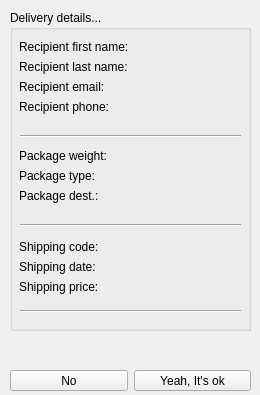
The window that confirmationwindow.ui (mariusmg2/X-Courier) describes before a commit, drawn with Qt 5.
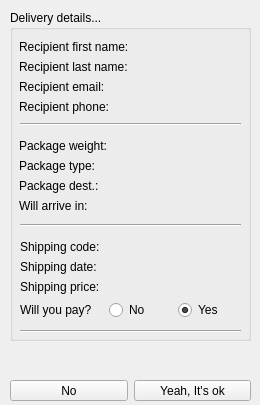
The same window after the commit.

Commit message: new paying system, now clients can chose not to pay for shipping, the recipient will pay

Diff of the .ui file:
```diff
--- a/confirmationwindow.ui
+++ b/confirmationwindow.ui
@@ -7,19 +7,19 @@
     <x>0</x>
     <y>0</y>
     <width>260</width>
-    <height>395</height>
+    <height>405</height>
    </rect>
   </property>
   <property name="minimumSize">
    <size>
     <width>260</width>
-    <height>395</height>
+    <height>405</height>
    </size>
   </property>
   <property name="maximumSize">
    <size>
     <width>260</width>
-    <height>395</height>
+    <height>405</height>
    </size>
   </property>
   <property name="windowTitle">
@@ -32,7 +32,7 @@
       <x>10</x>
       <y>10</y>
       <width>241</width>
-      <height>321</height>
+      <height>331</height>
      </rect>
     </property>
     <layout class="QVBoxLayout" name="verticalLayout">
@@ -47,7 +47,7 @@
           <x>9</x>
           <y>30</y>
           <width>221</width>
-          <height>81</height>
+          <height>76</height>
          </rect>
         </property>
         <layout class="QFormLayout" name="formLayout">
@@ -113,9 +113,9 @@
         <property name="geometry">
          <rect>
           <x>9</x>
-          <y>139</y>
+          <y>129</y>
           <width>221</width>
-          <height>61</height>
+          <height>76</height>
          </rect>
         </property>
         <layout class="QFormLayout" name="formLayout_2">
@@ -161,15 +161,29 @@
            </property>
           </widget>
          </item>
+         <item row="3" column="0">
+          <widget class="QLabel" name="label_14">
+           <property name="text">
+            <string>Will arrive in: </string>
+           </property>
+          </widget>
+         </item>
+         <item row="3" column="1">
+          <widget class="QLabel" name="arrivetime">
+           <property name="text">
+            <string/>
+           </property>
+          </widget>
+         </item>
         </layout>
        </widget>
        <widget class="QWidget" name="formLayoutWidget_3">
         <property name="geometry">
          <rect>
-          <x>9</x>
+          <x>10</x>
           <y>230</y>
           <width>221</width>
-          <height>61</height>
+          <height>84</height>
          </rect>
         </property>
         <layout class="QFormLayout" name="formLayout_3">
@@ -215,15 +229,43 @@
            </property>
           </widget>
          </item>
+         <item row="3" column="0">
+          <widget class="QLabel" name="label_20">
+           <property name="text">
+            <string>Will you pay? </string>
+           </property>
+          </widget>
+         </item>
+         <item row="3" column="1">
+          <layout class="QHBoxLayout" name="horizontalLayout_2">
+           <item>
+            <widget class="QRadioButton" name="no">
+             <property name="text">
+              <string>No</string>
+             </property>
+            </widget>
+           </item>
+           <item>
+            <widget class="QRadioButton" name="yes">
+             <property name="text">
+              <string>Yes</string>
+             </property>
+             <property name="checked">
+              <bool>true</bool>
+             </property>
+            </widget>
+           </item>
+          </layout>
+         </item>
         </layout>
        </widget>
        <widget class="Line" name="line">
         <property name="geometry">
          <rect>
           <x>10</x>
-          <y>116</y>
+          <y>106</y>
           <width>221</width>
-          <height>21</height>
+          <height>16</height>
          </rect>
         </property>
         <property name="orientation">
@@ -247,9 +289,9 @@
         <property name="geometry">
          <rect>
           <x>10</x>
-          <y>291</y>
+          <y>313</y>
           <width>221</width>
-          <height>20</height>
+          <height>16</height>
          </rect>
         </property>
         <property name="orientation">
@@ -264,7 +306,7 @@
     <property name="geometry">
      <rect>
       <x>10</x>
-      <y>370</y>
+      <y>380</y>
       <width>241</width>
       <height>21</height>
      </rect>
@@ -290,7 +332,7 @@
     <property name="geometry">
      <rect>
       <x>9</x>
-      <y>340</y>
+      <y>350</y>
       <width>241</width>
       <height>21</height>
      </rect>
```
The commit also changes 6 other files.
